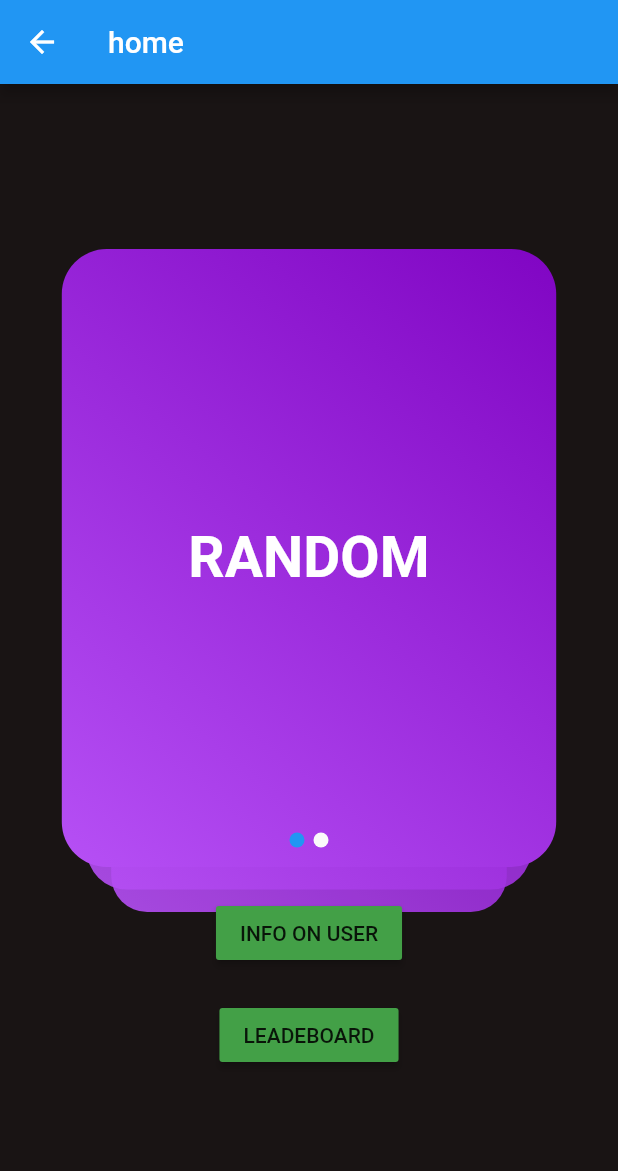
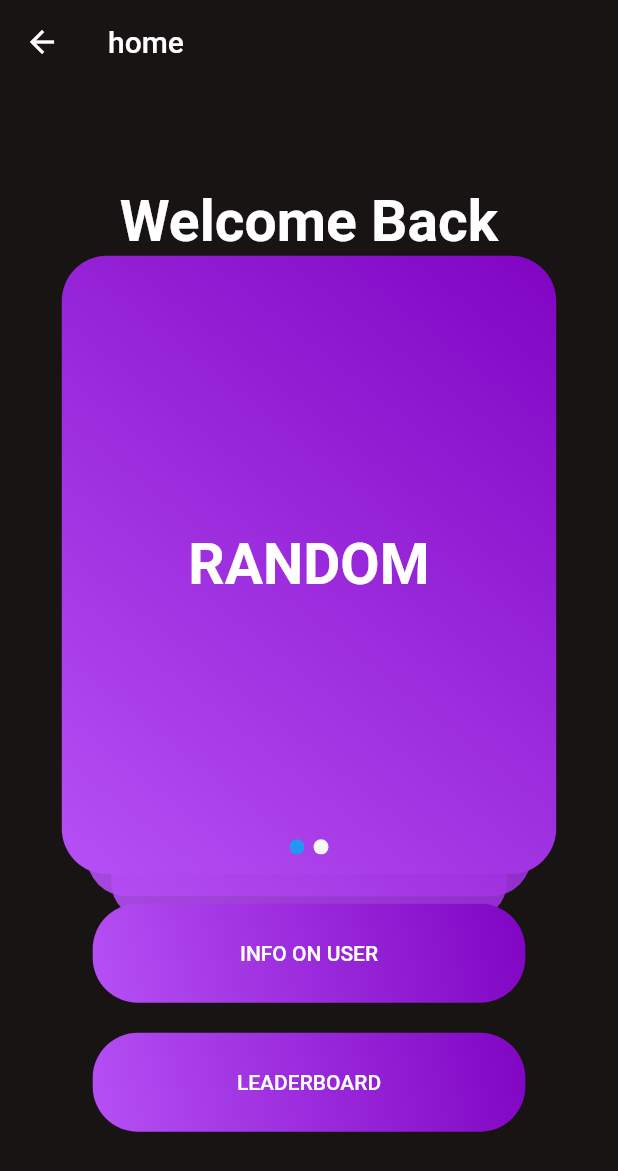
Before and after one commit to orsoFra/Spotiquiz, a Flutter app: the MyHomePage screen opened directly, on a phone screen of 412 x 824 dp. Shown: the top 1171 px of the screen. Run offline on Flutter 3.47's test engine with Material 2 defaults, Android fonts, the phone set to English and light mode, and no system bars; drawn by our look-alikes of card_swiper; our stand-ins replace assets_audio_player, cloud_firestore, firebase_core, flutter_dotenv, flutter_secure_storage, flutter_svg and 1 more; missing offline and left inert: flutter_web_auth, test; accounts and stored records are empty; network calls fail.

Commit message:
updated colors and home buttons

```diff
--- a/lib/screens/homepage.dart
+++ b/lib/screens/homepage.dart
@@ -27,11 +27,19 @@ class _MyHomePageState extends State<MyHomePage> {
         // Here we take the value from the MyHomePage object that was created by
         // the App.build method, and use it to set our appbar title.
         title: Text(widget.title),
+        backgroundColor: Color.fromARGB(255, 25, 20, 20),
+        elevation: 0,
       ),
       body: Center(
         child: Column(
           mainAxisAlignment: MainAxisAlignment.center,
           children: <Widget>[
+            Text('Welcome Back',
+                style: TextStyle(
+                  color: Colors.white,
+                  fontSize: 38,
+                  fontWeight: FontWeight.bold,
+                )),
             Container(
               height: queryData.size.height * 0.5,
               width: queryData.size.width * 0.8,
@@ -89,20 +97,60 @@ class _MyHomePageState extends State<MyHomePage> {
               ),
             ),
             Padding(padding: EdgeInsets.symmetric(vertical: 10)),
-            MaterialButton(
-              onPressed: () {
+            InkWell(
+              onTap: () {
                 Navigator.of(context).push(MaterialPageRoute(builder: (context) => UserPage()));
               },
-              color: Colors.green[600],
-              child: Text("INFO ON USER"),
+              child: Container(
+                height: queryData.size.height * 0.08,
+                width: queryData.size.width * 0.7,
+                decoration: BoxDecoration(
+                  borderRadius: BorderRadius.circular(30),
+                  gradient: LinearGradient(
+                    begin: Alignment.topRight,
+                    end: Alignment.bottomLeft,
+                    colors: [
+                      Color.fromARGB(255, 128, 5, 195),
+                      Color.fromARGB(255, 182, 80, 245),
+                    ],
+                  ),
+                ),
+                child: ElevatedButton(
+                  onPressed: () {
+                    Navigator.of(context).push(MaterialPageRoute(builder: (context) => UserPage()));
+                  },
+                  style: ElevatedButton.styleFrom(primary: Colors.transparent, shadowColor: Colors.transparent),
+                  child: Text("INFO ON USER"),
+                ),
+              ),
             ),
             Padding(padding: EdgeInsets.symmetric(vertical: 10)),
-            MaterialButton(
-              onPressed: () {
-                Navigator.of(context).push(MaterialPageRoute(builder: (context) => Leaderboard()));
+            InkWell(
+              onTap: () {
+                Navigator.of(context).push(MaterialPageRoute(builder: (context) => UserPage()));
               },
-              color: Colors.green[600],
-              child: Text("LEADEBOARD"),
+              child: Container(
+                height: queryData.size.height * 0.08,
+                width: queryData.size.width * 0.7,
+                decoration: BoxDecoration(
+                  borderRadius: BorderRadius.circular(30),
+                  gradient: LinearGradient(
+                    begin: Alignment.topRight,
+                    end: Alignment.bottomLeft,
+                    colors: [
+                      Color.fromARGB(255, 128, 5, 195),
+                      Color.fromARGB(255, 182, 80, 245),
+                    ],
+                  ),
+                ),
+                child: ElevatedButton(
+                  onPressed: () {
+                    Navigator.of(context).push(MaterialPageRoute(builder: (context) => Leaderboard()));
+                  },
+                  style: ElevatedButton.styleFrom(primary: Colors.transparent, shadowColor: Colors.transparent),
+                  child: Text("LEADERBOARD"),
+                ),
+              ),
             ),
           ],
         ),
--- a/lib/screens/leaderboard_page.dart
+++ b/lib/screens/leaderboard_page.dart
@@ -59,10 +59,13 @@ class _LeaderboardState extends State<Leaderboard> {
   Widget build(BuildContext context) {
     MediaQueryData queryData = MediaQuery.of(context);
     return Scaffold(
+      backgroundColor: Color.fromARGB(255, 25, 20, 20),
       appBar: AppBar(
         // Here we take the value from the MyHomePage object that was created by
         // the App.build method, and use it to set our appbar title.
+        backgroundColor: Color.fromARGB(255, 25, 20, 20),
         title: Text('Leaderboard'),
+        elevation: 0,
       ),
       body: FutureBuilder<List<dynamic>>(
           future: getLeaderboard(),
```
Also changed, not shown: lib/screens/userpage.dart (+12 -11 lines).
